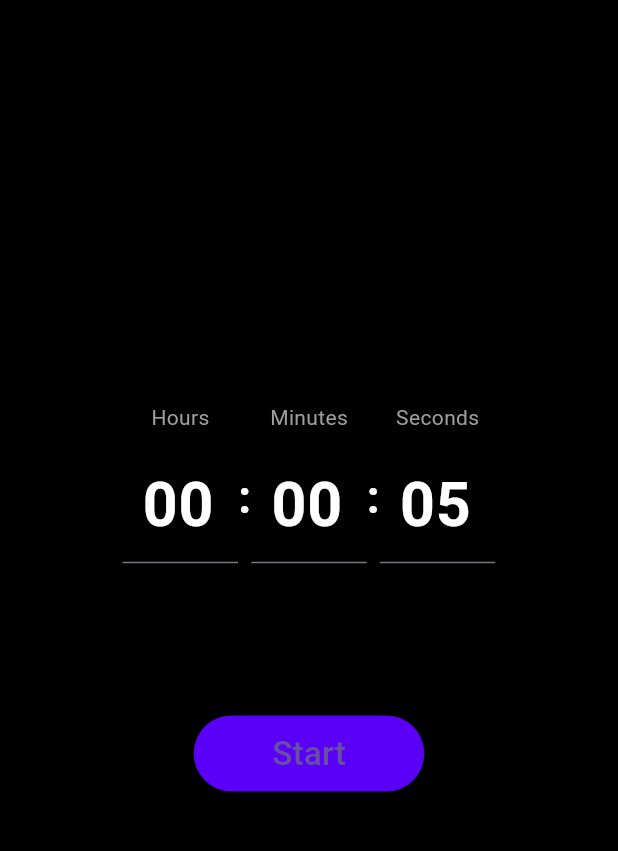
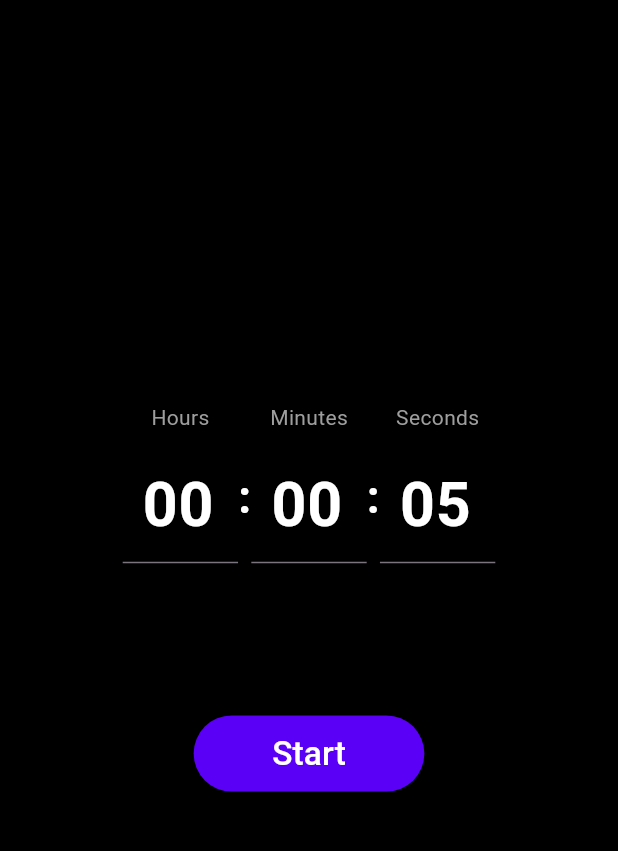
Before and after one commit to SUFIYANCH/Countdown_timer, a Flutter app: the screen it shows after launch, on a phone screen of 412 x 824 dp, the part 63-914 px from its top. Run offline on Flutter 3.47's test engine with Material 3 defaults, Android fonts, the phone set to English and light mode, and no system bars; our stand-ins replace audioplayers, flutter_riverpod; missing offline and left inert: countdown_progress_indicator.

Commit message:
ui colour updated

```diff
--- a/lib/screens/counter_screen.dart
+++ b/lib/screens/counter_screen.dart
@@ -69,6 +69,7 @@ class CounterScreen extends ConsumerWidget {
                 ElevatedButton(
                   style: ElevatedButton.styleFrom(
                       backgroundColor: primaryColor,
+                      foregroundColor: Colors.white,
                       shape: RoundedRectangleBorder(
                           borderRadius:
                               BorderRadius.circular(R.sw(50, context))),
@@ -96,6 +97,7 @@ class CounterScreen extends ConsumerWidget {
                   },
                   child: Text(
                     ref.watch(isPausedProvider) ? "Resume" : "Pause",
+                    style: const TextStyle(color: Colors.white),
                   ),
                 ),
               ],
--- a/lib/screens/home_screen.dart
+++ b/lib/screens/home_screen.dart
@@ -159,7 +159,8 @@ class HomeScreen extends ConsumerWidget {
             },
             child: Text(
               "Start",
-              style: TextStyle(fontSize: R.sh(22, context)),
+              style:
+                  TextStyle(fontSize: R.sh(22, context), color: Colors.white),
             ),
           ),
         ],
```
Also changed, not shown: pubspec.lock.
